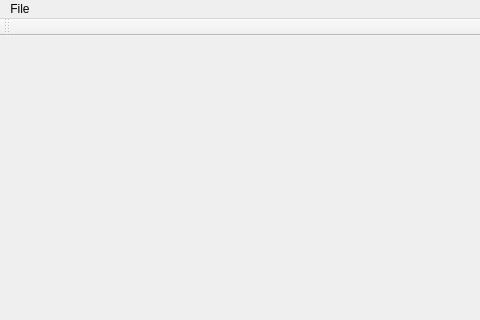
First picture: the form in src/MouseManagerProject/mainwindow.ui, repository valeriyasyomina/MouseListener, before the edit; both pictures show x 0 to 480 and y 0 to 320 of the 685 by 446 pixel window.
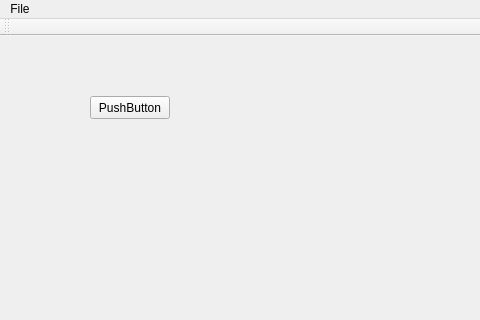
Second picture: the form after the edit.

The edit to the form file:
```diff
--- a/src/MouseManagerProject/mainwindow.ui
+++ b/src/MouseManagerProject/mainwindow.ui
@@ -13,7 +13,21 @@
   <property name="windowTitle">
    <string>Mouse listener</string>
   </property>
-  <widget class="QWidget" name="centralWidget"/>
+  <widget class="QWidget" name="centralWidget">
+   <widget class="QPushButton" name="pushButton">
+    <property name="geometry">
+     <rect>
+      <x>90</x>
+      <y>60</y>
+      <width>80</width>
+      <height>23</height>
+     </rect>
+    </property>
+    <property name="text">
+     <string>PushButton</string>
+    </property>
+   </widget>
+  </widget>
   <widget class="QMenuBar" name="menuBar">
    <property name="geometry">
     <rect>
```
Left out of the diff: 2 changed lines with no effect on the pictures.
